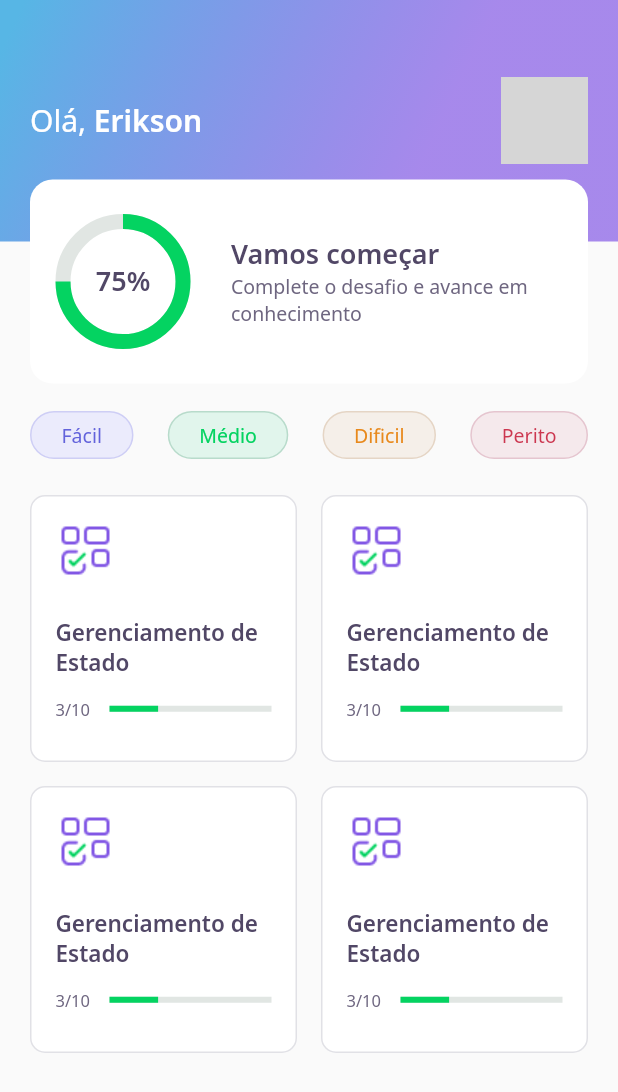
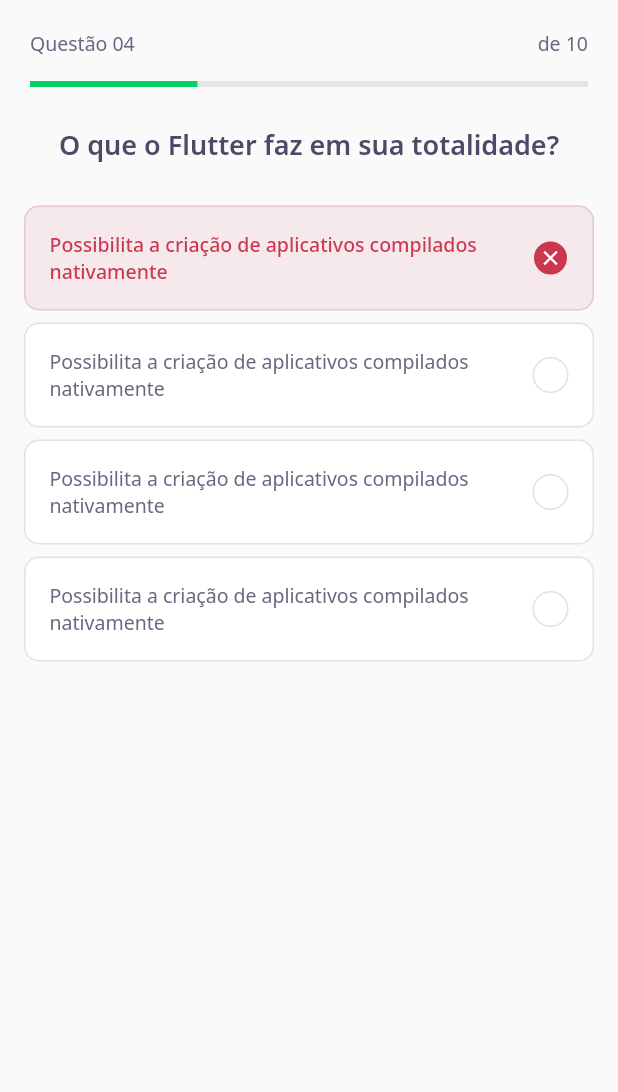
Before and after one commit to eriksongoncalves/dev-quiz, a Flutter app: the screen it shows after launch, on a phone screen of 412 x 824 dp. Shown: the top 1092 px of the screen. Run offline on Flutter 3.47's test engine with Material 2 defaults, Android fonts, the phone set to English and light mode, and no system bars; our stand-ins replace google_fonts; grey boxes are pictures that could not be loaded.

Commit message:
feat: challange page

```diff
--- /dev/null
+++ b/lib/challange/challange_page.dart
@@ -0,0 +1,22 @@
+import 'package:devquiz/challange/widgets/quiz/quiz_widget.dart';
+import 'package:flutter/material.dart';
+import 'widgets/question_indicator/question_indicator_widget.dart';
+
+class ChallengePage extends StatefulWidget {
+  @override
+  _ChallengePageState createState() => _ChallengePageState();
+}
+
+class _ChallengePageState extends State<ChallengePage> {
+  @override
+  Widget build(BuildContext context) {
+    return Scaffold(
+      appBar: PreferredSize(
+          preferredSize: Size.fromHeight(60),
+          child: SafeArea(top: true, child: QuestionIndicatorWidget())),
+      body: QuizWidget(
+        title: "O que o Flutter faz em sua totalidade?",
+      ),
+    );
+  }
+}
--- /dev/null
+++ b/lib/challange/widgets/answer/answer_widget.dart
@@ -0,0 +1,72 @@
+import 'package:devquiz/core/core.dart';
+import 'package:flutter/material.dart';
+
+class AnswerWidget extends StatelessWidget {
+  final String title;
+  final bool isRight;
+  final bool isSelected;
+  const AnswerWidget(
+      {Key key, this.title, this.isRight = false, this.isSelected = false})
+      : super(key: key);
+
+  Color get _selectedColorRight =>
+      isRight ? AppColors.darkGreen : AppColors.darkRed;
+
+  Color get _selectedBorderRight =>
+      isRight ? AppColors.lightGreen : AppColors.lightRed;
+
+  Color get _selectedColorCardRight =>
+      isRight ? AppColors.lightGreen : AppColors.lightRed;
+
+  Color get _selectedBorderCardRight =>
+      isRight ? AppColors.green : AppColors.red;
+
+  TextStyle get _selectedTextStyleRight =>
+      isRight ? AppTextStyles.bodyDarkGreen : AppTextStyles.bodyDarkRed;
+
+  IconData get _selectedIconRight => isRight ? Icons.check : Icons.close;
+
+  @override
+  Widget build(BuildContext context) {
+    return Padding(
+      padding: const EdgeInsets.symmetric(horizontal: 16, vertical: 4),
+      child: Container(
+        padding: EdgeInsets.all(16),
+        decoration: BoxDecoration(
+            color: isSelected ? _selectedColorCardRight : AppColors.white,
+            borderRadius: BorderRadius.circular(10),
+            border: Border.fromBorderSide(BorderSide(
+                color:
+                    isSelected ? _selectedBorderCardRight : AppColors.border))),
+        child: Row(
+          mainAxisAlignment: MainAxisAlignment.spaceBetween,
+          children: [
+            Expanded(
+                child: Text(
+              title,
+              style: isSelected ? _selectedTextStyleRight : AppTextStyles.body,
+            )),
+            Container(
+              width: 24,
+              height: 24,
+              decoration: BoxDecoration(
+                  color: isSelected ? _selectedColorRight : AppColors.white,
+                  borderRadius: BorderRadius.circular(500),
+                  border: Border.fromBorderSide(BorderSide(
+                      color: isSelected
+                          ? _selectedBorderRight
+                          : AppColors.border))),
+              child: isSelected
+                  ? Icon(
+                      _selectedIconRight,
+                      color: AppColors.white,
+                      size: 16,
+                    )
+                  : null,
+            )
+          ],
+        ),
+      ),
+    );
+  }
+}
--- /dev/null
+++ b/lib/challange/widgets/question_indicator/question_indicator_widget.dart
@@ -0,0 +1,32 @@
+import 'package:devquiz/core/core.dart';
+import 'package:devquiz/shared/widgets/progress_indicator/progress_indicator_widget.dart';
+import 'package:flutter/material.dart';
+
+class QuestionIndicatorWidget extends StatelessWidget {
+  @override
+  Widget build(BuildContext context) {
+    return Container(
+      child: Padding(
+        padding: const EdgeInsets.symmetric(horizontal: 20),
+        child: Column(children: [
+          SizedBox(height: 20),
+          Row(
+            mainAxisAlignment: MainAxisAlignment.spaceBetween,
+            children: [
+              Text(
+                "Questão 04",
+                style: AppTextStyles.body,
+              ),
+              Text(
+                "de 10",
+                style: AppTextStyles.body,
+              ),
+            ],
+          ),
+          SizedBox(height: 16),
+          ProgressIndicatorWidget(value: 0.7)
+        ]),
+      ),
+    );
+  }
+}
--- /dev/null
+++ b/lib/challange/widgets/quiz/quiz_widget.dart
@@ -0,0 +1,38 @@
+import 'package:devquiz/challange/widgets/answer/answer_widget.dart';
+import 'package:devquiz/core/core.dart';
+import 'package:flutter/material.dart';
+
+class QuizWidget extends StatelessWidget {
+  final String title;
+  const QuizWidget({Key key, this.title}) : super(key: key);
+
+  @override
+  Widget build(BuildContext context) {
+    return Container(
+      child: Column(
+        children: [
+          SizedBox(height: 24),
+          Text(
+            title,
+            style: AppTextStyles.heading,
+          ),
+          SizedBox(height: 24),
+          AnswerWidget(
+              isRight: false,
+              isSelected: true,
+              title:
+                  "Possibilita a criação de aplicativos compilados nativamente"),
+          AnswerWidget(
+              title:
+                  "Possibilita a criação de aplicativos compilados nativamente"),
+          AnswerWidget(
+              title:
+                  "Possibilita a criação de aplicativos compilados nativamente"),
+          AnswerWidget(
+              title:
+                  "Possibilita a criação de aplicativos compilados nativamente")
+        ],
+      ),
+    );
+  }
+}
--- a/lib/core/app_widget.dart
+++ b/lib/core/app_widget.dart
@@ -1,3 +1,4 @@
+import 'package:devquiz/challange/challange_page.dart';
 import 'package:devquiz/home/home_page.dart';
 import 'package:flutter/material.dart';
 
@@ -6,7 +7,7 @@ class AppWidget extends StatelessWidget {
   Widget build(BuildContext context) {
     return MaterialApp(
       title: "DevQuiz",
-      home: HomePage(),
+      home: ChallengePage(),
     );
   }
 }
--- a/lib/home/widgets/quiz_card/quiz_card_widget.dart
+++ b/lib/home/widgets/quiz_card/quiz_card_widget.dart
@@ -1,4 +1,5 @@
 import 'package:devquiz/core/core.dart';
+import 'package:devquiz/shared/widgets/progress_indicator/progress_indicator_widget.dart';
 import 'package:flutter/material.dart';
 
 class QuizCardWidget extends StatelessWidget {
@@ -38,14 +39,10 @@ class QuizCardWidget extends StatelessWidget {
                 ),
               ),
               Expanded(
-                flex: 3,
-                child: LinearProgressIndicator(
-                  value: 0.3,
-                  backgroundColor: AppColors.chartSecondary,
-                  valueColor:
-                      AlwaysStoppedAnimation<Color>(AppColors.chartPrimary),
-                ),
-              )
+                  flex: 3,
+                  child: ProgressIndicatorWidget(
+                    value: 0.3,
+                  ))
             ],
           )
         ],
--- /dev/null
+++ b/lib/shared/widgets/progress_indicator/progress_indicator_widget.dart
@@ -0,0 +1,15 @@
+import 'package:devquiz/core/core.dart';
+import 'package:flutter/material.dart';
+
+class ProgressIndicatorWidget extends StatelessWidget {
+  final double value;
+  const ProgressIndicatorWidget({Key key, this.value}) : super(key: key);
+
+  @override
+  Widget build(BuildContext context) {
+    return LinearProgressIndicator(
+        value: 0.3,
+        backgroundColor: AppColors.chartSecondary,
+        valueColor: AlwaysStoppedAnimation<Color>(AppColors.chartPrimary));
+  }
+}
```
